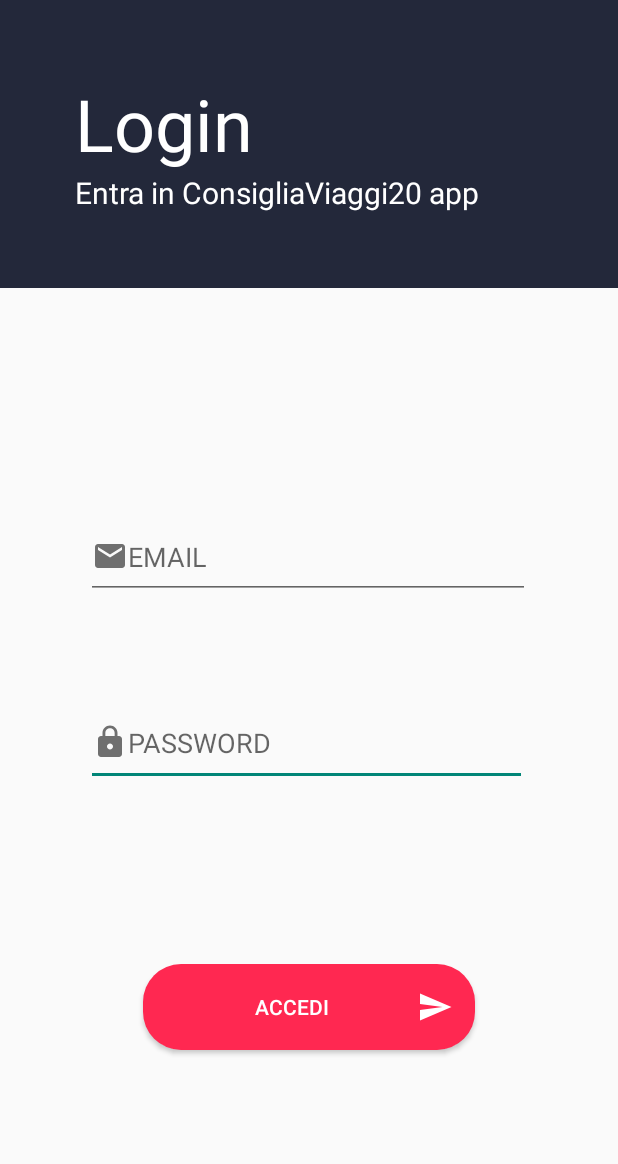
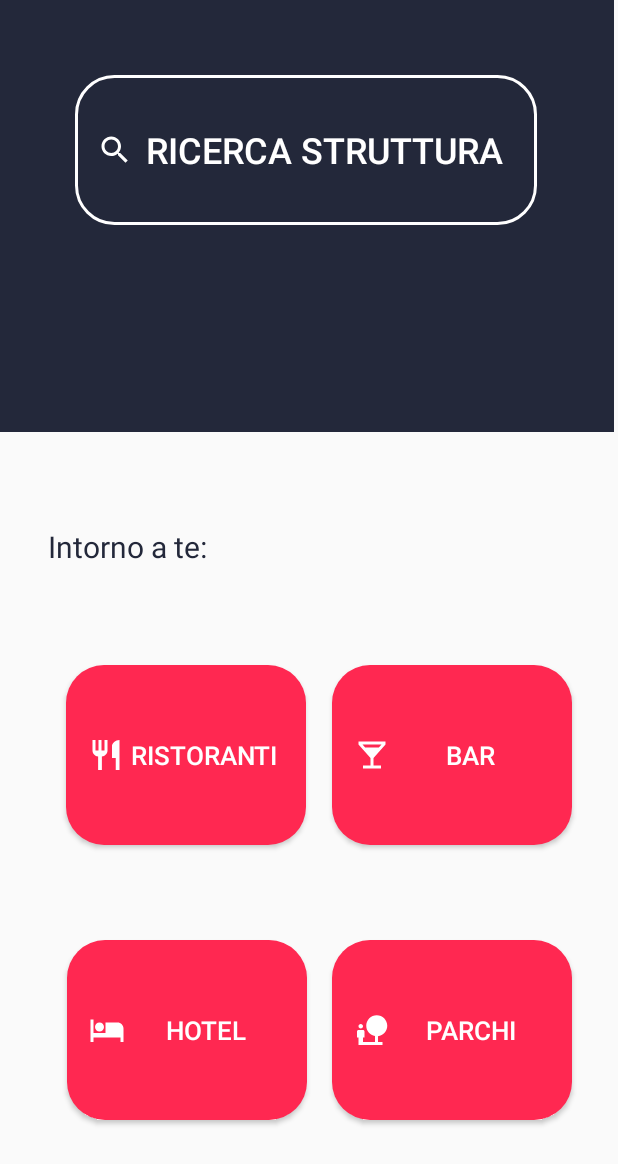
Before and after one commit to iorio170894/ConsigliaViaggi20IorioLosbeferoRuggiero, an Android app: the screen it shows after launch (LoginActivity before the commit, ActivityBenvenuto after it), after a tap on "LOGIN", on a phone screen of 412 x 824 dp. Shown: the top 1164 px of the screen. Run offline under Robolectric (Android 15) with nearby library versions, the phone set to English and light mode, and no system bars.

```diff
--- a/app/build.gradle
+++ b/app/build.gradle
@@ -21,6 +21,7 @@ android {
     }
 }
 
+
 dependencies {
     implementation fileTree(dir: "libs", include: ["*.jar"])
     implementation 'androidx.appcompat:appcompat:1.1.0'
@@ -32,5 +33,7 @@ dependencies {
     androidTestImplementation 'androidx.test.espresso:espresso-core:3.2.0'
     implementation 'com.amazonaws:aws-android-sdk-core:2.7.4'
     implementation 'com.amazonaws:aws-android-sdk-cognitoidentityprovider:2.7.0'
+    implementation 'com.google.android.libraries.places:places:1.1.0'
+
 
 }
--- a/app/src/main/java/com/example/tripnaples/LoginActivity.java
+++ b/app/src/main/java/com/example/tripnaples/LoginActivity.java
@@ -43,7 +43,7 @@ public class LoginActivity extends AppCompatActivity {
                         loagindDialog.dismissDialog();
                         startActivity(new Intent(LoginActivity.this, ActivityBenvenuto.class));
                     }
-                }, 5000);
+                }, 2000);
             }
 
             @Override
--- a/app/src/main/java/com/example/tripnaples/MainActivity.java
+++ b/app/src/main/java/com/example/tripnaples/MainActivity.java
@@ -20,7 +20,7 @@ public class MainActivity extends AppCompatActivity {
             @Override
             public void onClick(View view) {
                 //apri activity relativo al Login
-                startActivity(new Intent(MainActivity.this, LoginActivity.class));
+                startActivity(new Intent(MainActivity.this, ActivityBenvenuto.class));
             }
         });
 
--- /dev/null
+++ b/app/src/main/res/layout/activity_benvenuto.xml
@@ -0,0 +1,109 @@
+<?xml version="1.0" encoding="utf-8"?>
+<androidx.constraintlayout.widget.ConstraintLayout xmlns:android="http://schemas.android.com/apk/res/android"
+    xmlns:app="http://schemas.android.com/apk/res-auto"
+    xmlns:tools="http://schemas.android.com/tools"
+    android:layout_width="match_parent"
+    android:layout_height="match_parent"
+    tools:context=".ActivityBenvenuto"
+    >
+
+    <LinearLayout
+        android:id="@+id/linearLayout"
+        android:layout_width="409dp"
+        android:layout_height="288dp"
+        android:background="@color/colorPrimaryDark"
+        android:orientation="vertical"
+        android:padding="50dp"
+        tools:ignore="MissingConstraints"
+        tools:layout_editor_absoluteX="-2dp"
+        tools:layout_editor_absoluteY="-6dp">
+
+        <Button
+            android:id="@+id/buttonRicercaStruttura"
+            android:layout_width="308dp"
+            android:layout_height="100dp"
+            android:background="@drawable/buttonsstyle2"
+            android:drawableLeft="@drawable/ic_baseline_search_24"
+            android:text="Ricerca Struttura"
+            android:textColor="@color/white"
+            android:textSize="24dp" />
+    </LinearLayout>
+
+    <TextView
+        android:layout_width="wrap_content"
+        android:layout_height="wrap_content"
+        android:text="Intorno a te:"
+        android:textColor="@color/colorPrimaryDark"
+        android:textSize="20sp"
+        app:layout_constraintBottom_toBottomOf="parent"
+        app:layout_constraintEnd_toEndOf="parent"
+        app:layout_constraintHorizontal_bias="0.104"
+        app:layout_constraintStart_toStartOf="parent"
+        app:layout_constraintTop_toTopOf="parent"
+        app:layout_constraintVertical_bias="0.44" />
+
+    <Button
+        android:id="@+id/buttonSearchRistoranti"
+        android:layout_width="160dp"
+        android:layout_height="120dp"
+        android:background="@drawable/buttonstylepink"
+        android:drawableLeft="@drawable/ic_baseline_restaurant_24"
+        android:text="Ristoranti"
+        android:textColor="@color/white"
+        android:textSize="17dp"
+        app:layout_constraintBottom_toBottomOf="parent"
+        app:layout_constraintEnd_toEndOf="parent"
+        app:layout_constraintHorizontal_bias="0.175"
+        app:layout_constraintStart_toStartOf="parent"
+        app:layout_constraintTop_toTopOf="parent"
+        app:layout_constraintVertical_bias="0.63" />
+
+    <Button
+        android:id="@+id/buttonSearchParchi"
+        android:layout_width="160dp"
+        android:layout_height="120dp"
+        android:background="@drawable/buttonstylepink"
+        android:drawableLeft="@drawable/ic_baseline_nature_people_24"
+        android:text="Parchi"
+        android:textColor="@color/white"
+        android:textSize="17dp"
+        app:layout_constraintBottom_toBottomOf="parent"
+        app:layout_constraintEnd_toEndOf="parent"
+        app:layout_constraintHorizontal_bias="0.877"
+        app:layout_constraintStart_toStartOf="parent"
+        app:layout_constraintTop_toTopOf="parent"
+        app:layout_constraintVertical_bias="0.89" />
+
+    <Button
+        android:id="@+id/buttonSearchHotel"
+        android:layout_width="160dp"
+        android:layout_height="120dp"
+        android:background="@drawable/buttonstylepink"
+        android:drawableLeft="@drawable/ic_baseline_hotel_24"
+        android:text="Hotel"
+        android:textColor="@color/white"
+        android:textSize="17dp"
+        app:layout_constraintBottom_toBottomOf="parent"
+        app:layout_constraintEnd_toEndOf="parent"
+        app:layout_constraintHorizontal_bias="0.176"
+        app:layout_constraintStart_toStartOf="parent"
+        app:layout_constraintTop_toTopOf="parent"
+        app:layout_constraintVertical_bias="0.89" />
+
+    <Button
+        android:id="@+id/buttonSearchBar"
+        android:layout_width="160dp"
+        android:layout_height="120dp"
+        android:background="@drawable/buttonstylepink"
+        android:drawableLeft="@drawable/ic_baseline_local_bar_24"
+        android:text="Bar"
+        android:textColor="@color/white"
+        android:textSize="17dp"
+        app:layout_constraintBottom_toBottomOf="parent"
+        app:layout_constraintEnd_toEndOf="parent"
+        app:layout_constraintHorizontal_bias="0.877"
+        app:layout_constraintStart_toStartOf="parent"
+        app:layout_constraintTop_toTopOf="parent"
+        app:layout_constraintVertical_bias="0.63" />
+
+</androidx.constraintlayout.widget.ConstraintLayout>
--- a/gradle.properties
+++ b/gradle.properties
@@ -17,3 +17,4 @@ org.gradle.jvmargs=-Xmx2048m
 android.useAndroidX=true
 # Automatically convert third-party libraries to use AndroidX
 android.enableJetifier=true
+#GOOGLE_MAPS_API_KEY=AIzaSyA2e4mdWW25WyvucXfDxWbkluUo9qsYuYo
```
Also changed, not shown: app/src/main/AndroidManifest.xml (+6 -4 lines), app/src/main/java/com/example/tripnaples/ActivityRistorantiIntornoaMe.java (+130 -66 lines).
